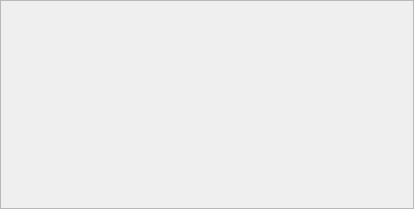
The window that frame.ui (hackingotter/LC3-Simulator) describes before a commit, drawn with Qt 5.
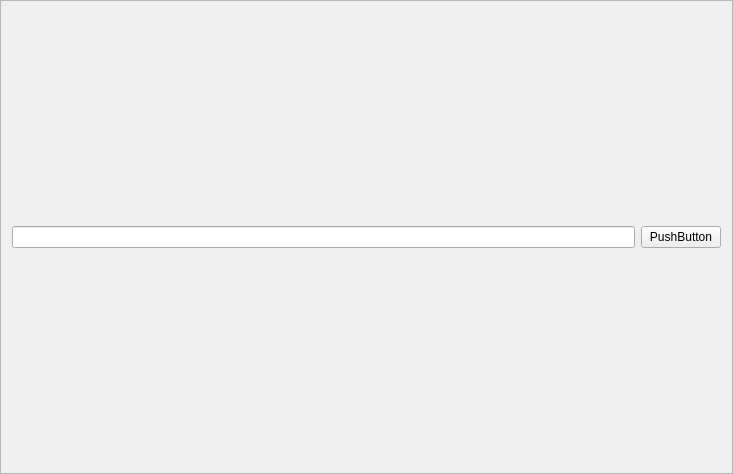
The same window after the commit.

What changed in the file:
```diff
--- a/frame.ui
+++ b/frame.ui
@@ -6,8 +6,8 @@
    <rect>
     <x>0</x>
     <y>0</y>
-    <width>414</width>
-    <height>209</height>
+    <width>733</width>
+    <height>474</height>
    </rect>
   </property>
   <property name="windowTitle">
@@ -21,7 +21,25 @@
   </property>
   <layout class="QVBoxLayout" name="verticalLayout">
    <item>
-    <layout class="QHBoxLayout" name="horizontalLayout"/>
+    <layout class="QHBoxLayout" name="horizontalLayout">
+     <item>
+      <layout class="QVBoxLayout" name="verticalLayout_2">
+       <item>
+        <widget class="QLineEdit" name="lineEdit"/>
+       </item>
+       <item>
+        <layout class="QGridLayout" name="gridLayout"/>
+       </item>
+      </layout>
+     </item>
+     <item>
+      <widget class="QPushButton" name="pushButton">
+       <property name="text">
+        <string>PushButton</string>
+       </property>
+      </widget>
+     </item>
+    </layout>
    </item>
   </layout>
  </widget>
```
